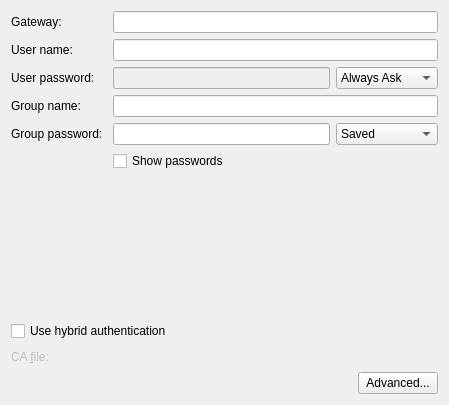
This is vpn/vpnc/vpnc.ui in KDE/plasma-nm as Qt 5 draws it before an edit. The edited form follows.
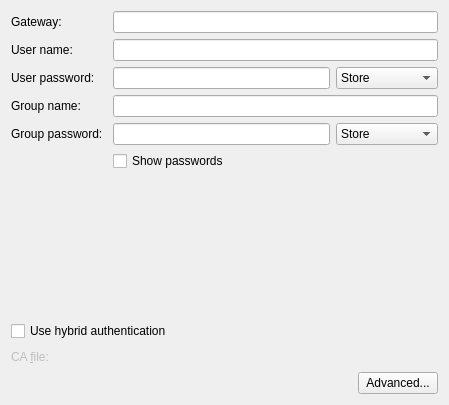
This is the edited form. Custom widgets are drawn as their Qt base class.

Commit message: Be consistent when using a combobox to select between Store, AlwaysAsk and NotRequired store modes for secrets.

Patch:
```diff
--- a/vpn/vpnc/vpnc.ui
+++ b/vpn/vpnc/vpnc.ui
@@ -52,9 +52,6 @@
     <layout class="QHBoxLayout" name="horizontalLayout">
      <item>
       <widget class="KLineEdit" name="userPassword">
-       <property name="enabled">
-        <bool>false</bool>
-       </property>
        <property name="sizePolicy">
         <sizepolicy hsizetype="MinimumExpanding" vsizetype="Fixed">
          <horstretch>0</horstretch>
@@ -68,17 +65,14 @@
      </item>
      <item>
       <widget class="KComboBox" name="cboUserPasswordType">
-       <property name="currentIndex">
-        <number>0</number>
-       </property>
        <item>
         <property name="text">
-         <string>Always Ask</string>
+         <string>Store</string>
         </property>
        </item>
        <item>
         <property name="text">
-         <string>Saved</string>
+         <string>Always Ask</string>
         </property>
        </item>
        <item>
@@ -117,9 +111,6 @@
     <layout class="QHBoxLayout" name="horizontalLayout_2">
      <item>
       <widget class="KLineEdit" name="groupPassword">
-       <property name="enabled">
-        <bool>true</bool>
-       </property>
        <property name="sizePolicy">
         <sizepolicy hsizetype="MinimumExpanding" vsizetype="Fixed">
          <horstretch>0</horstretch>
@@ -133,17 +124,14 @@
      </item>
      <item>
       <widget class="KComboBox" name="cboGroupPasswordType">
-       <property name="currentIndex">
-        <number>1</number>
-       </property>
        <item>
         <property name="text">
-         <string>Always Ask</string>
+         <string>Store</string>
         </property>
        </item>
        <item>
         <property name="text">
-         <string>Saved</string>
+         <string>Always Ask</string>
         </property>
        </item>
        <item>
```
The commit also changes 12 other files.
